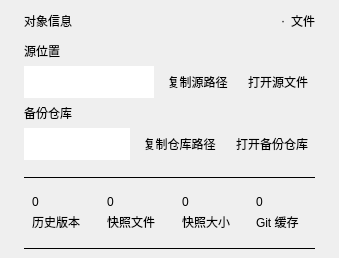
This is windows/mainwindow_child/homepage/pages/homepage_page_dashboard.ui in Zao-chen/ZcVersionBox as Qt 5 draws it before an edit. The edited form follows.
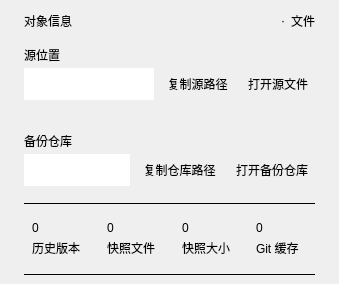
This is the edited form. Custom widgets are drawn as their Qt base class.

Commit message: style(ui): 对齐概览与协作页的设置行间距

The edit to the form file:
```diff
--- a/windows/mainwindow_child/homepage/pages/homepage_page_dashboard.ui
+++ b/windows/mainwindow_child/homepage/pages/homepage_page_dashboard.ui
@@ -91,7 +91,7 @@
              <number>0</number>
             </property>
             <property name="spacing">
-             <number>12</number>
+             <number>16</number>
             </property>
             <item>
              <layout class="QHBoxLayout" name="objectHeaderLayout">
@@ -171,7 +171,7 @@
             <item>
              <layout class="QVBoxLayout" name="pathsLayout">
               <property name="spacing">
-               <number>16</number>
+               <number>32</number>
               </property>
             <item>
              <layout class="QVBoxLayout" name="sourceLayout">
@@ -188,7 +188,7 @@
                <number>0</number>
               </property>
               <property name="spacing">
-               <number>6</number>
+               <number>4</number>
               </property>
               <item>
                <widget class="QLabel" name="sourceLabel">
@@ -291,6 +291,8 @@
                 </item>
                </layout>
               </item>
+             </layout>
+            </item>
             <item>
              <layout class="QVBoxLayout" name="repositoryLayout">
               <property name="leftMargin">
@@ -306,7 +308,7 @@
                <number>0</number>
               </property>
               <property name="spacing">
-               <number>6</number>
+               <number>4</number>
               </property>
               <item>
                <widget class="QLabel" name="repositoryLabel">
@@ -409,8 +411,6 @@
                 </item>
                </layout>
               </item>
-             </layout>
-            </item>
              </layout>
             </item>
            </layout>
```
The commit also changes 2 other files.
